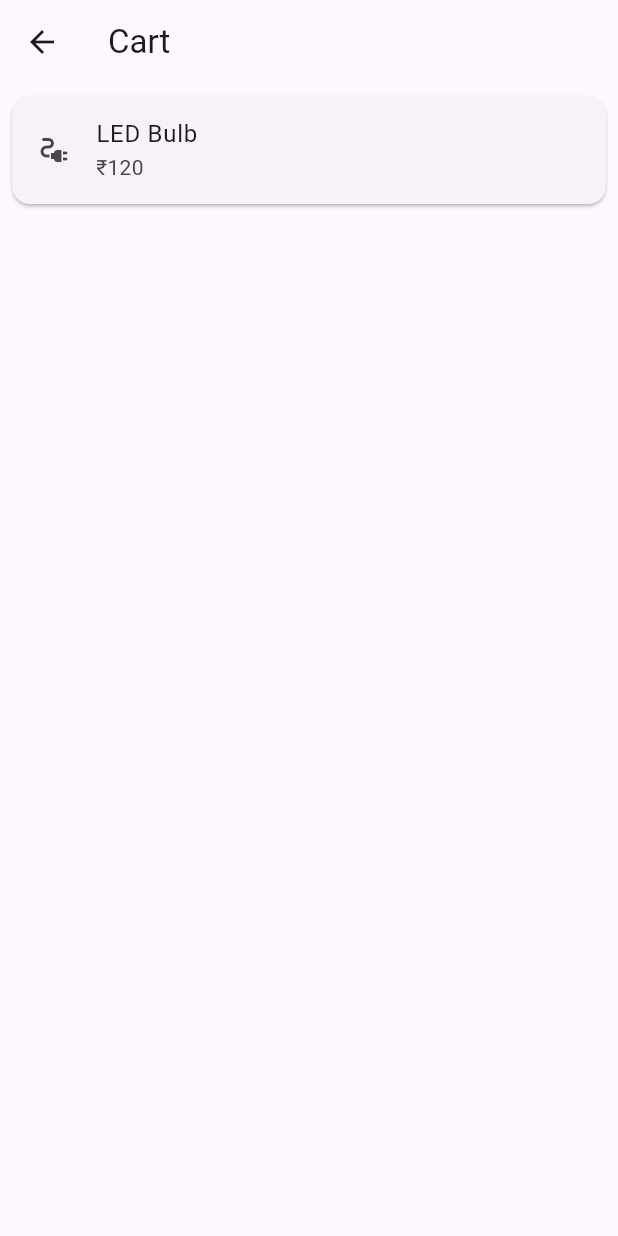
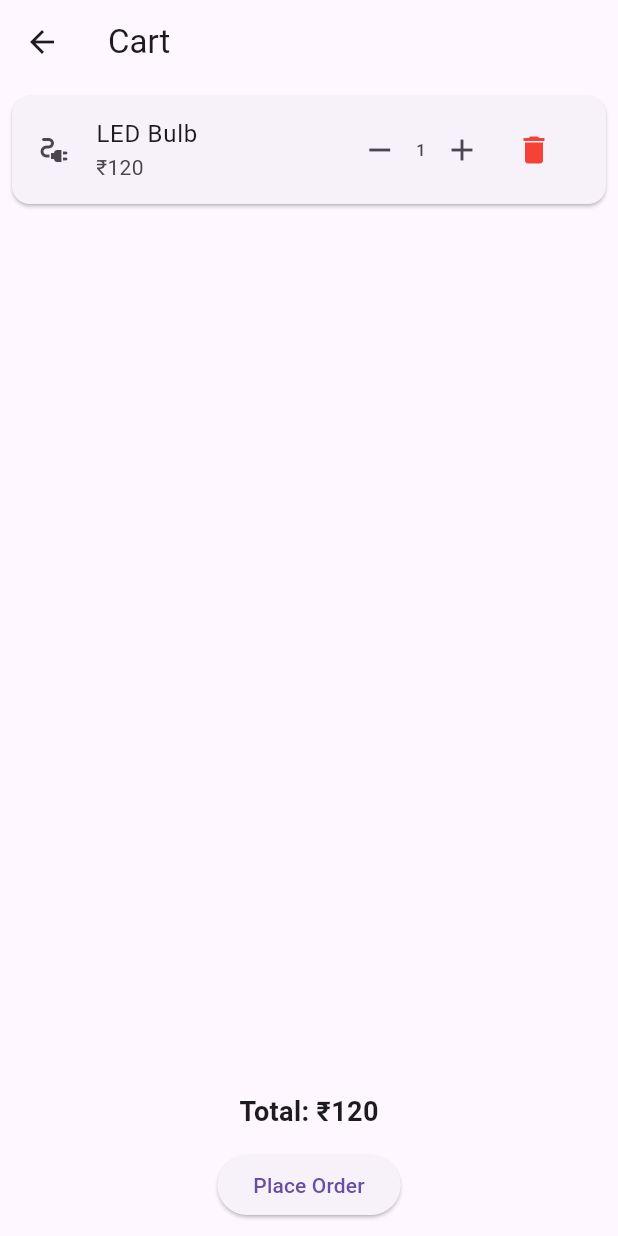
Before and after one commit to shashiraju812/ElectroCare, a Flutter app: the ProductScreen screen opened directly, after a tap on "Buy", on a phone screen of 412 x 824 dp. Run offline on Flutter 3.47's test engine with Material 3 defaults, Android fonts, the light colour scheme and no system bars.

Commit message:
the cart page is added the +/- for user

```diff
--- a/lib/cart_data.dart
+++ b/lib/cart_data.dart
@@ -1,4 +1,4 @@
 // cart_data.dart
 class CartData {
-  static List<Map<String, String>> items = [];
+  static List<Map<String, dynamic>> items = [];
 }
--- a/lib/screens/cart_screen.dart
+++ b/lib/screens/cart_screen.dart
@@ -1,9 +1,26 @@
 // screens/cart_screen.dart
 import 'package:flutter/material.dart';
 import '../cart_data.dart';
+import 'order_screen.dart';
 
-class CartScreen extends StatelessWidget {
+class CartScreen extends StatefulWidget {
   const CartScreen({super.key});
+
+  @override
+  State<CartScreen> createState() => _CartScreenState();
+}
+
+class _CartScreenState extends State<CartScreen> {
+
+  int calculateTotal() {
+    int total = 0;
+    for (var item in CartData.items) {
+      int price = int.parse(item["price"].replaceAll("₹", ""));
+      int qty = item["qty"];
+      total += price * qty;
+    }
+    return total;
+  }
 
   @override
   Widget build(BuildContext context) {
@@ -11,7 +28,10 @@ class CartScreen extends StatelessWidget {
       appBar: AppBar(title: const Text("Cart")),
       body: CartData.items.isEmpty
           ? const Center(child: Text("Cart is empty"))
-          : ListView.builder(
+          : Column(
+              children: [
+                Expanded(
+                  child: ListView.builder(
                     itemCount: CartData.items.length,
                     itemBuilder: (context, index) {
                       final item = CartData.items[index];
@@ -20,12 +40,75 @@ class CartScreen extends StatelessWidget {
                         margin: const EdgeInsets.all(8),
                         child: ListTile(
                           leading: const Icon(Icons.electrical_services),
-                    title: Text(item["name"]!),
-                    subtitle: Text(item["price"]!),
+                          title: Text(item["name"]),
+                          subtitle: Text(item["price"]),
+                          trailing: Row(
+                            mainAxisSize: MainAxisSize.min,
+                            children: [
+
+                              IconButton(
+                                icon: const Icon(Icons.remove),
+                                onPressed: () {
+                                  setState(() {
+                                    if (item["qty"] > 1) {
+                                      item["qty"]--;
+                                    }
+                                  });
+                                },
+                              ),
+
+                              Text(item["qty"].toString()),
+
+                              IconButton(
+                                icon: const Icon(Icons.add),
+                                onPressed: () {
+                                  setState(() {
+                                    item["qty"]++;
+                                  });
+                                },
+                              ),
+
+                              IconButton(
+                                icon: const Icon(Icons.delete, color: Colors.red),
+                                onPressed: () {
+                                  setState(() {
+                                    CartData.items.removeAt(index);
+                                  });
+                                },
+                              ),
+                            ],
+                          ),
                         ),
                       );
                     },
                   ),
+                ),
+
+                Padding(
+                  padding: const EdgeInsets.all(12),
+                  child: Text(
+                    "Total: ₹${calculateTotal()}",
+                    style: const TextStyle(
+                        fontSize: 18,
+                        fontWeight: FontWeight.bold),
+                  ),
+                ),
+
+                ElevatedButton(
+                  onPressed: () {
+                    Navigator.push(
+                      context,
+                      MaterialPageRoute(
+                        builder: (context) => const OrderScreen(),
+                      ),
+                    );
+                  },
+                  child: const Text("Place Order"),
+                ),
+
+                const SizedBox(height: 10),
+              ],
+            ),
     );
   }
 }
--- a/lib/screens/product_screen.dart
+++ b/lib/screens/product_screen.dart
@@ -33,6 +33,21 @@ class ProductCard extends StatelessWidget {
     required this.price,
   });
 
+  void addToCart(BuildContext context) {
+    CartData.items.add({
+      "name": name,
+      "price": price,
+      "qty": 1,
+    });
+
+    Navigator.push(
+      context,
+      MaterialPageRoute(
+        builder: (context) => const CartScreen(),
+      ),
+    );
+  }
+
   @override
   Widget build(BuildContext context) {
     return Card(
@@ -42,19 +57,7 @@ class ProductCard extends StatelessWidget {
         title: Text(name),
         subtitle: Text(price),
         trailing: ElevatedButton(
-          onPressed: () {
-            CartData.items.add({
-              "name": name,
-              "price": price,
-            });
-
-            Navigator.push(
-              context,
-              MaterialPageRoute(
-                builder: (context) => const CartScreen(),
-              ),
-            );
-          },
+          onPressed: () => addToCart(context),
           child: const Text("Buy"),
         ),
       ),
```
Also changed, not shown: lib/screens/order_screen.dart (added, +20 -0 lines). Lines whose indentation alone changed are shown as unchanged.
